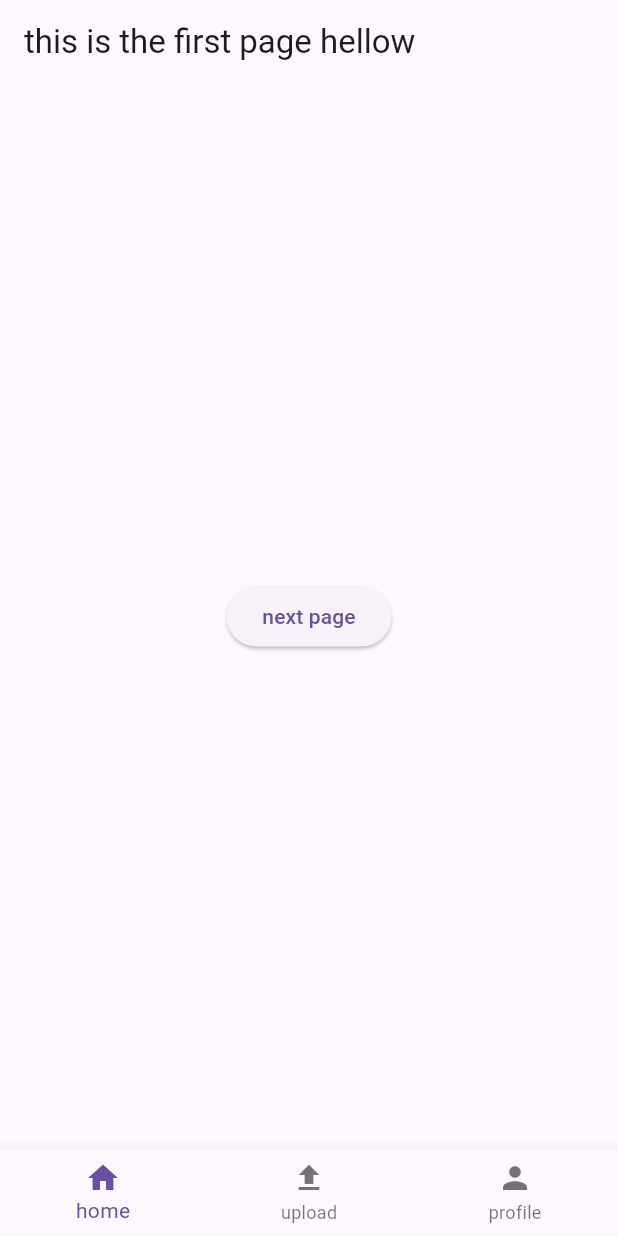
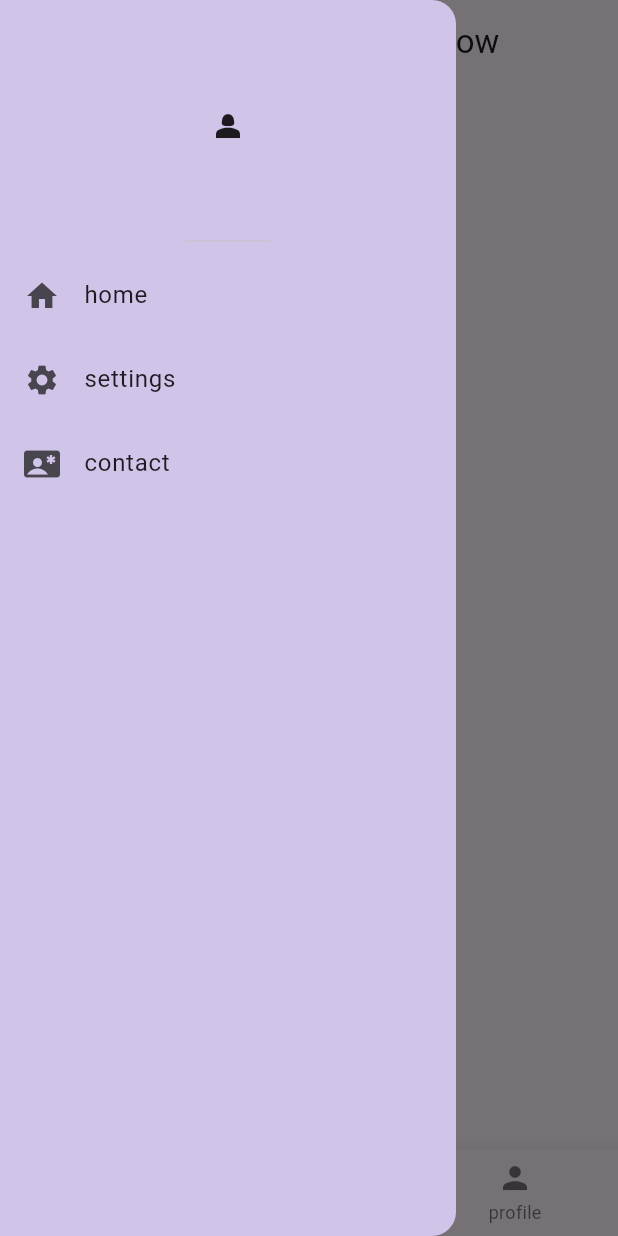
Before and after one commit to ansh-shrivastava/flutter_dev, a Flutter app: the screen it shows after launch, with the side drawer open (before the commit the screen has no drawer), on a phone screen of 412 x 824 dp. Run offline on Flutter 3.47's test engine with Material 3 defaults, Android fonts, the phone set to English and light mode, and no system bars.

Commit message:
navigation by drawer

```diff
--- a/lib/main.dart
+++ b/lib/main.dart
@@ -1,7 +1,9 @@
 import 'package:flutter/material.dart';
 import 'package:flutter/rendering.dart';
 import 'package:tutorial/pages/first_page.dart';
+import 'package:tutorial/pages/home_page.dart';
 import 'package:tutorial/pages/second_page.dart';
+import 'package:tutorial/pages/settings_page.dart';
 
 void main() {
   runApp(MyApp());
@@ -15,7 +17,11 @@ class MyApp extends StatelessWidget {
     return MaterialApp(
       home: FirstPage(),
       debugShowCheckedModeBanner: false,
-      routes: {'/secondpage': (context) => SecondPage()},
+      routes: {
+        '/home': (context) => HomePage(),
+        '/secondpage': (context) => SecondPage(),
+        '/settingspage': (context) => settings_page(),
+      },
     );
   }
 }
--- a/lib/pages/first_page.dart
+++ b/lib/pages/first_page.dart
@@ -8,6 +8,37 @@ class FirstPage extends StatelessWidget {
   Widget build(BuildContext context) {
     return Scaffold(
       appBar: AppBar(title: Text("this is the first page hellow ")),
+      drawer: Drawer(
+        backgroundColor: Colors.deepPurple[100],
+        child: Column(
+          children: [
+            DrawerHeader(child: Icon(Icons.person_2)),
+            //home page tiles
+            ListTile(
+              leading: Icon(Icons.home),
+              title: Text("home"),
+              onTap: () {
+                Navigator.pop(
+                  context,
+                ); // this is to make the drawer close than switch the page
+                Navigator.pushNamed(context, "/home");
+              },
+            ),
+            ListTile(
+              leading: Icon(Icons.settings),
+              title: Text("settings"),
+              onTap: () {
+                Navigator.pop(context);
+                Navigator.pushNamed(context, "/settingspage");
+              },
+            ),
+            ListTile(
+              leading: Icon(Icons.contact_emergency),
+              title: Text("contact"),
+            ),
+          ],
+        ),
+      ),
       bottomNavigationBar: BottomNavigationBar(
         items: [
           BottomNavigationBarItem(icon: Icon(Icons.home), label: "home"),
--- /dev/null
+++ b/lib/pages/settings_page.dart
@@ -0,0 +1,12 @@
+import 'package:flutter/material.dart';
+
+class settings_page extends StatelessWidget {
+  const settings_page({super.key});
+
+  @override
+  Widget build(BuildContext context) {
+    return Scaffold(
+      appBar: AppBar(title: Text("this is the setting page by drawer")),
+    );
+  }
+}
```
Also changed, not shown: lib/pages/home_page.dart (added, +19 -0 lines).
